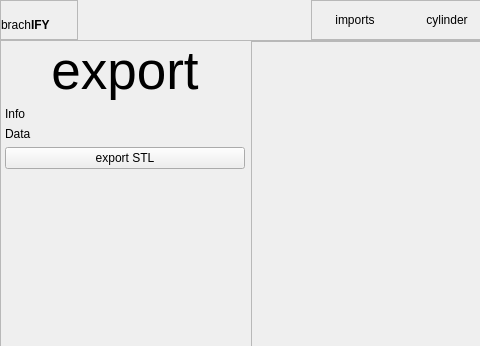
Before: the Qt Designer form src/Presentation/MainWindow/ui_main.ui in nsmela/brachify, drawn with Qt 5; both pictures show x 0 to 480 and y 0 to 346 of the 1000 by 727 pixel window.
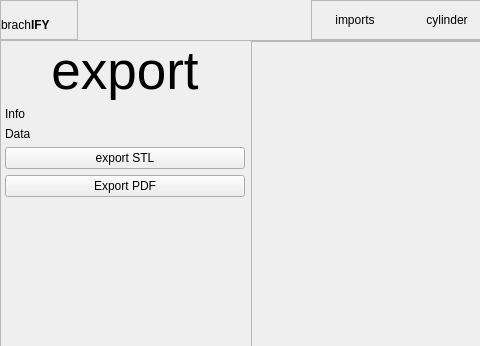
After: the same form once the commit is applied. The open tabs and pages were chosen to show the change.

The edit to the form file:
```diff
--- a/src/Presentation/MainWindow/ui_main.ui
+++ b/src/Presentation/MainWindow/ui_main.ui
@@ -1211,6 +1211,13 @@
                 </property>
                </widget>
               </item>
+              <item>
+               <widget class="QPushButton" name="btn_export_pdf">
+                <property name="text">
+                 <string>Export PDF</string>
+                </property>
+               </widget>
+              </item>
               <item>
                <spacer name="verticalSpacer_4">
                 <property name="orientation">
```
